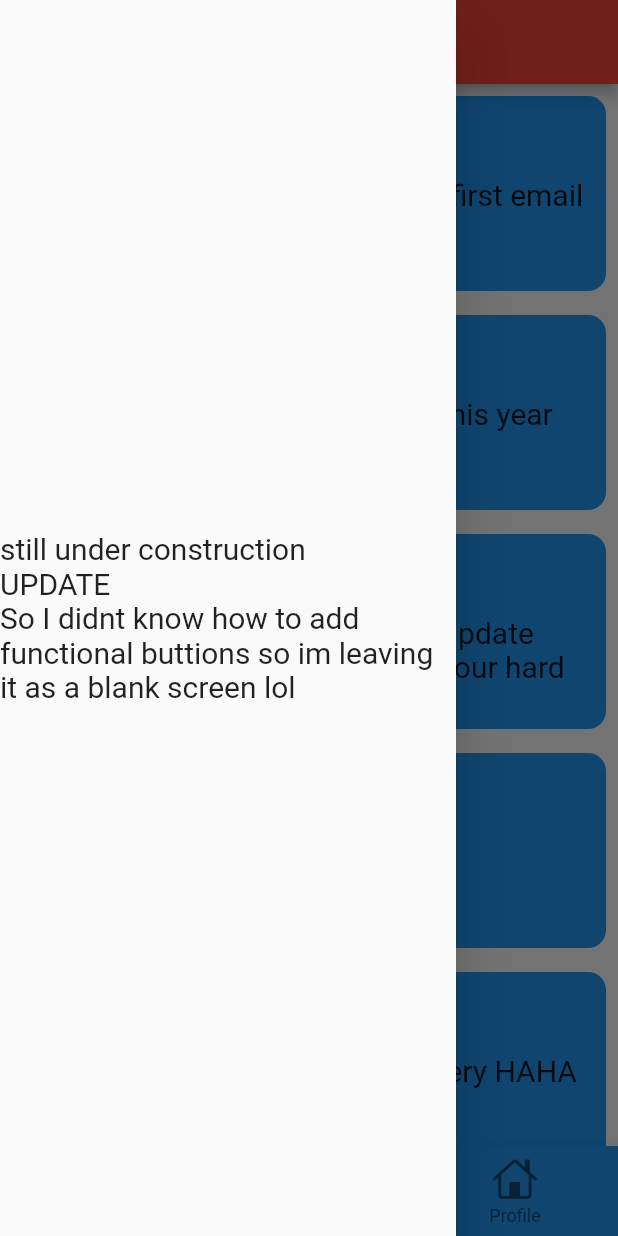
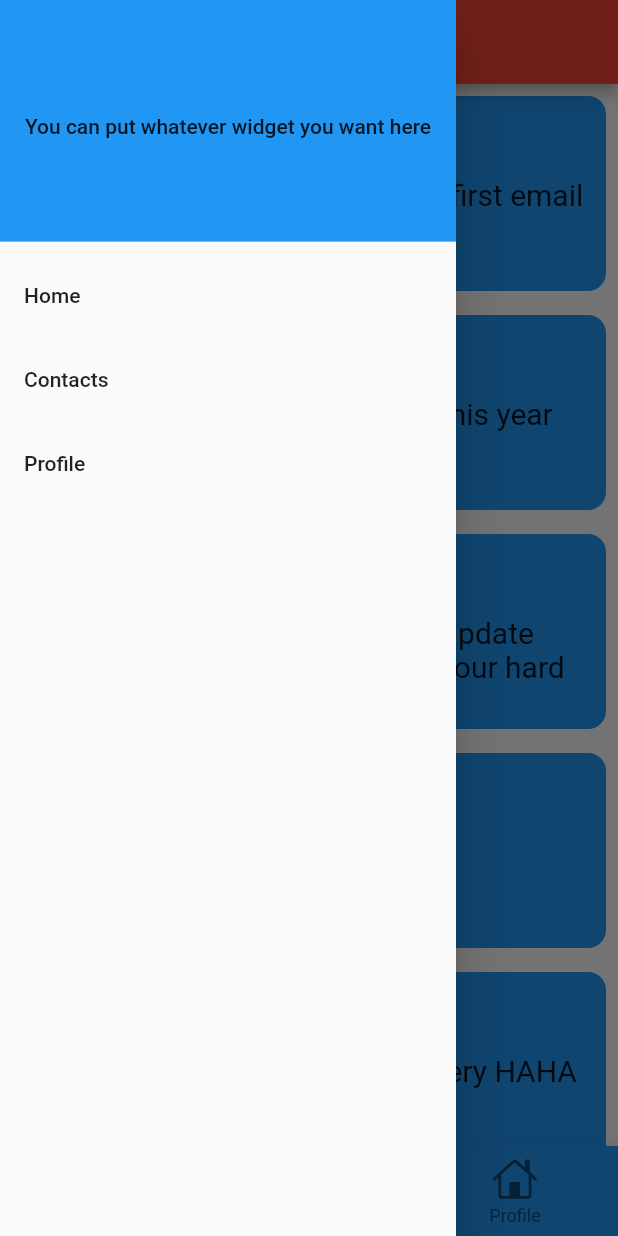
Before and after one commit to OmarAtef10/Flutter-Email-App, a Flutter app: the screen it shows after launch, with the side drawer open, on a phone screen of 412 x 824 dp. Run offline on Flutter 3.47's test engine with Material 2 defaults, Android fonts, the phone set to English and light mode, and no system bars; missing offline and left inert: flutter_app.

```diff
--- a/Email_Task/lib/Home.dart
+++ b/Email_Task/lib/Home.dart
@@ -1,4 +1,4 @@
-import 'package:Email_Task/Contatcs.dart';
+import 'package:flutter_app/Contatcs.dart';
 import 'package:flutter/cupertino.dart';
 import 'package:flutter/material.dart';
 import 'Emails.dart';
@@ -9,12 +9,18 @@ class Home extends StatefulWidget {
   @override
   _state createState() => _state();
 }
-class _state extends State <Home> {
-int navbarindex=0;
-final List <Widget> _pages=[
+
+class _state extends State<Home> {
+  int navbarindex = 0;
+  final List<Widget> _pages = [
     Home(),
     Contacts(),
     Profile(),
+  ];
+  final List<String> _names = [
+    "Home",
+    "Contacts",
+    "Profile",
   ];
 /*_onTap(){
   Navigator.of(context).push(MaterialPageRoute(builder: BuildContext)=>_pages[navbarindex]);
@@ -22,7 +28,7 @@ final List <Widget> _pages=[
 
   @override
   Widget build(BuildContext context) {
-   final List <Widget> _pages = [
+    final List<Widget> _pages = [
       Center(
         child: ListView.builder(
           itemCount: Emails.Mails.length,
@@ -39,54 +45,80 @@ final List <Widget> _pages=[
       bottomNavigationBar: BottomNavigationBar(
         backgroundColor: Colors.blue,
         iconSize: 30.0,
-            onTap: (index){
+        onTap: (index) {
           setState(() {
-                navbarindex=index;
+            navbarindex = index;
           });
           //_onTap();
         },
         selectedItemColor: Colors.white,
         currentIndex: navbarindex,
         items: [
-              BottomNavigationBarItem(icon: Icon(
-                CupertinoIcons.mail),
-                label: 'Emails'
-              ),
-              BottomNavigationBarItem(icon: Icon(CupertinoIcons.phone),
-              label: 'Contacts'),
-              BottomNavigationBarItem(icon: Icon(CupertinoIcons.home),
-                  label:'Profile' )
+          BottomNavigationBarItem(
+              icon: Icon(CupertinoIcons.mail), label: 'Emails'),
+          BottomNavigationBarItem(
+              icon: Icon(CupertinoIcons.phone), label: 'Contacts'),
+          BottomNavigationBarItem(
+              icon: Icon(CupertinoIcons.home), label: 'Profile')
         ],
       ),
-          drawer: new Drawer (
+      drawer: new Drawer(
+        child: ListView(
+          padding: EdgeInsets.zero,
+          children: <Widget>[
+            DrawerHeader(
               child: Center(
+                child: Text('You can put whatever widget you want here'),
+              ),
+              decoration: BoxDecoration(
+                color: Colors.blue,
+              ),
+            ),
+            Container(
+              height: double.maxFinite,
+              child: ListView.builder(
+                itemCount: _pages.length,
+                itemBuilder: (context, index) {
+                  return ListTile(
+                      title: Text('${_names[index]}'),
+                      onTap: () {
+                        setState(() {
+                          navbarindex = index;
+                        });
+                        Navigator.pop(context);
+                      });
+                },
+              ),
+            )
+          ],
+        ),
+        // Center(
         /* child: MaterialApp(
                 theme: ThemeData.light(),
                 darkTheme: ThemeData.dark(),
                 themeMode: ThemeMode.system,
               ),*/
-              child: Text("still under construction\nUPDATE\nSo I didnt know how to add functional buttions so im leaving it as a blank screen lol",
-              style: TextStyle(
-                fontSize: 20.0
-              ),
-              ),
-
-
-            ),
+        // child: Text(
+        //   "still under construction\nUPDATE\nSo I didnt know how to add functional buttions so im leaving it as a blank screen lol",
+        //   style: TextStyle(fontSize: 20.0),
+        // ),
+        //
+        // ),
       ),
       appBar: new AppBar(
         backgroundColor: Colors.red,
-
-            title: Text("Emails",style: TextStyle(fontSize: 30.0),),
-
+        title: Text(
+          "Emails",
+          style: TextStyle(fontSize: 30.0),
         ),
-        )
-    );
+      ),
+    ));
   }
 }
-class EmailsCont extends StatelessWidget{
+
+class EmailsCont extends StatelessWidget {
   final int index;
-   EmailsCont({ this.index}) ;
+  EmailsCont({required this.index});
 
   @override
   Widget build(BuildContext context) {
@@ -98,16 +130,13 @@ class EmailsCont extends StatelessWidget{
       decoration: BoxDecoration(
         color: Colors.blue,
         borderRadius: BorderRadius.circular(12.0),
-
       ),
       child: Text(
         Emails.Mails[index],
         style: TextStyle(
           fontSize: 20.0,
-
         ),
       ),
     );
   }
-
 }
```
Lines whose indentation alone changed are shown as unchanged.
